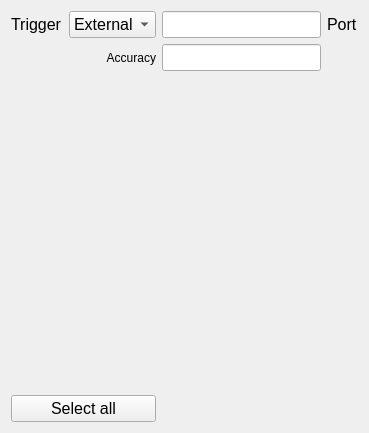
uetke/UUPharosController, file pharos/view/GUI/QtCreator/monitor_config.ui: the form before one commit.
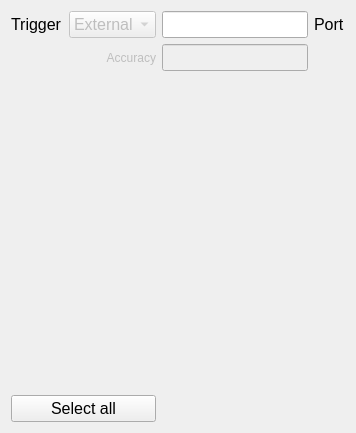
The form after the commit.

The edit to the form file:
```diff
--- a/pharos/view/GUI/QtCreator/monitor_config.ui
+++ b/pharos/view/GUI/QtCreator/monitor_config.ui
@@ -6,7 +6,7 @@
    <rect>
     <x>0</x>
     <y>0</y>
-    <width>369</width>
+    <width>356</width>
     <height>433</height>
    </rect>
   </property>
@@ -34,6 +34,9 @@
    </item>
    <item row="0" column="1">
     <widget class="QComboBox" name="trigger">
+     <property name="enabled">
+      <bool>false</bool>
+     </property>
      <property name="font">
       <font>
        <pointsize>12</pointsize>
@@ -74,6 +77,9 @@
    </item>
    <item row="1" column="0" colspan="2">
     <widget class="QLabel" name="label_2">
+     <property name="enabled">
+      <bool>false</bool>
+     </property>
      <property name="text">
       <string>Accuracy</string>
      </property>
@@ -87,6 +93,9 @@
    </item>
    <item row="1" column="2">
     <widget class="QLineEdit" name="accuracy">
+     <property name="enabled">
+      <bool>false</bool>
+     </property>
      <property name="font">
       <font>
        <pointsize>12</pointsize>
```
Left out of the diff: 3 changed lines with no effect on the pictures.
